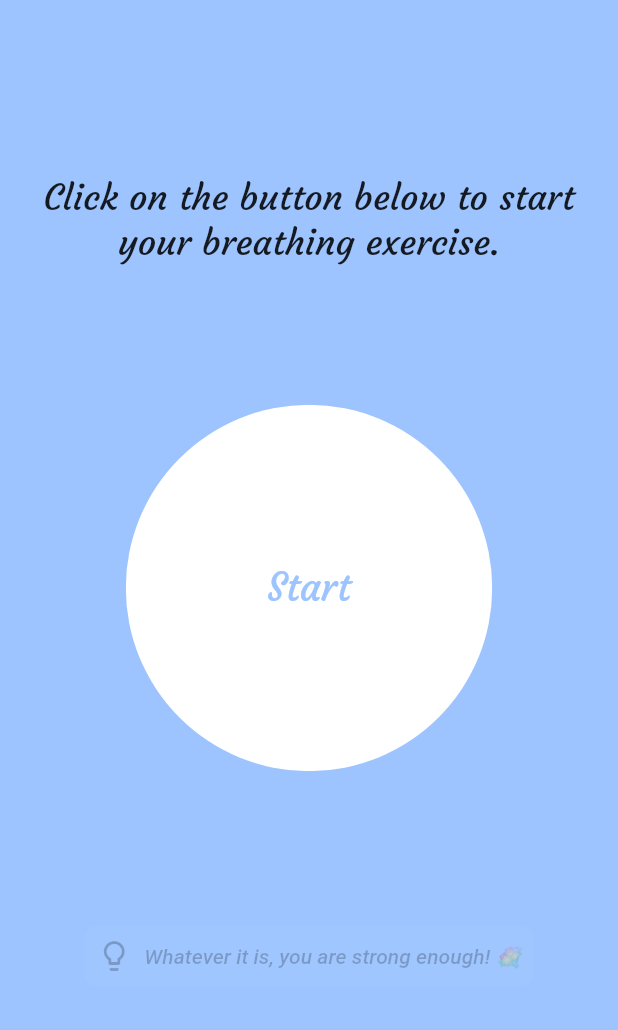
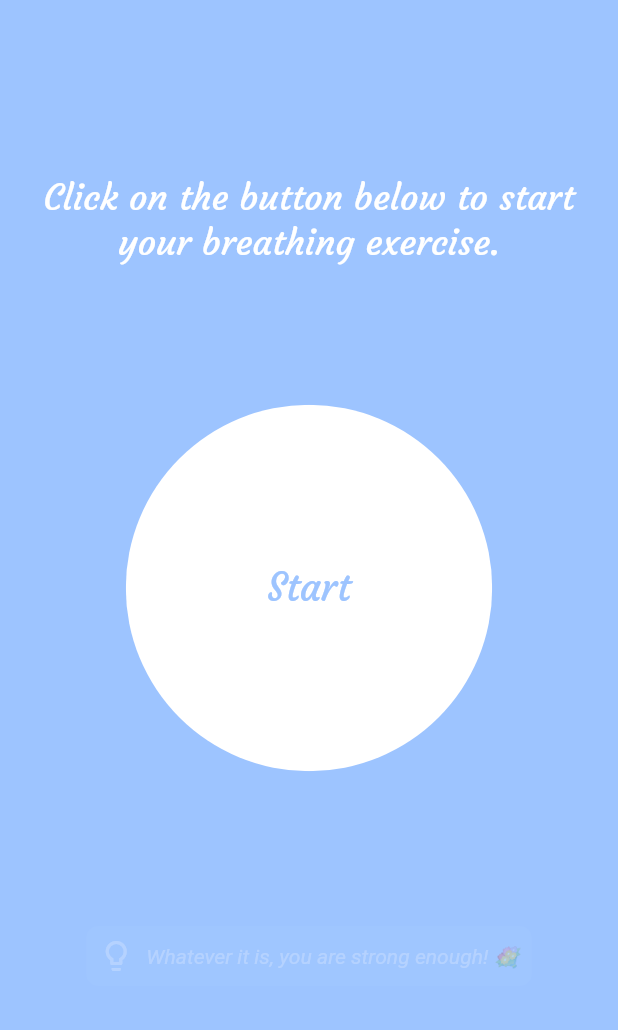
Before and after one commit to Cynnexis/tide, a Flutter app: the screen it shows after launch, on a phone screen of 412 x 824 dp, the part 72-1102 px from its top. Run offline on Flutter 3.47's test engine with Material 2 defaults, Android fonts, the phone set to English and light mode, and no system bars; our stand-ins replace args, flutter_settings_screens, shared_preferences, synchronized, universal_io, yaml; missing offline and left inert: dart:html, system_settings; generated files the repository leaves out were written again.

Commit message:
:lipstick: Fix bug in light theme
* :art: Better text style management.

```diff
--- a/lib/page/breathing_exercise_page.dart
+++ b/lib/page/breathing_exercise_page.dart
@@ -88,6 +88,8 @@ class _BreathingExercisePageState extends State<BreathingExercisePage> {
 
         return true;
       },
+      child: DefaultTextStyle(
+        style: TideTheme.homeTextStyle,
         child: SafeArea(
           child: Scaffold(
             // Show app bar in web only
@@ -154,6 +156,9 @@ class _BreathingExercisePageState extends State<BreathingExercisePage> {
                             timerToString(snapshot.data!.remaining),
                             key: const Key(
                                 'tide_breathing_ex_remaining_time_text'),
+                            style: const TextStyle(
+                              color: TideTheme.homeTextColor,
+                            ),
                           );
                         },
                       );
@@ -165,7 +170,10 @@ class _BreathingExercisePageState extends State<BreathingExercisePage> {
                         children: <Widget>[
                           IconButton(
                             key: const Key('tide_breathing_ex_back_button'),
-                          icon: const Icon(Icons.arrow_back),
+                            icon: const Icon(
+                              Icons.arrow_back,
+                              color: TideTheme.homeTextColor,
+                            ),
                             onPressed: () {
                               Navigator.of(context).pop<void>();
                             },
@@ -179,6 +187,7 @@ class _BreathingExercisePageState extends State<BreathingExercisePage> {
             ),
           ),
         ),
+      ),
     );
   }
 
@@ -189,13 +198,19 @@ class _BreathingExercisePageState extends State<BreathingExercisePage> {
       child: _countdownTimer == null
           ? IconButton(
               key: const Key('tide_breathing_ex_start_timer'),
-              icon: const Icon(Icons.timer),
+              icon: const Icon(
+                Icons.timer,
+                color: TideTheme.homeTextColor,
+              ),
               onPressed: () => _showTimerDialog(context),
               tooltip: TideLocalizations.of(context)!.tapToActivateTimer,
             )
           : IconButton(
               key: const Key('tide_breathing_ex_stop_timer'),
-              icon: const Icon(Icons.stop),
+              icon: const Icon(
+                Icons.stop,
+                color: TideTheme.homeTextColor,
+              ),
               onPressed: clearCountdownTimer,
               tooltip: TideLocalizations.of(context)!.stopTimer,
             ),
--- a/lib/page/home_page.dart
+++ b/lib/page/home_page.dart
@@ -92,7 +92,9 @@ class _HomePageState extends State<HomePage>
 
   @override
   Widget build(BuildContext context) {
-    return Scaffold(
+    return DefaultTextStyle(
+      style: TideTheme.homeTextStyle,
+      child: Scaffold(
         appBar: PreferredSize(
           preferredSize: const Size.fromHeight(kToolbarHeight),
           child: FadeTransition(
@@ -136,8 +138,7 @@ class _HomePageState extends State<HomePage>
                                     TideLocalizations.of(context)!
                                         .homeDescription,
                                     textAlign: TextAlign.center,
-                                  style: const TextStyle(
-                                    fontFamily: TideTheme.homeFontFamily,
+                                    style: TideTheme.homeTextStyle.copyWith(
                                       fontSize: 24,
                                     ),
                                   ),
@@ -169,15 +170,14 @@ class _HomePageState extends State<HomePage>
                               splashColor: Colors.white70,
                               onTap: () => pushBreathingExercisePage(context),
                               child: SizedBox.square(
-                              key:
-                                  const Key('tide_home_start_button_sized_box'),
+                                key: const Key(
+                                    'tide_home_start_button_sized_box'),
                                 dimension: scale,
                                 child: Center(
                                   child: Text(
                                     TideLocalizations.of(context)!.startButton,
-                                  style: const TextStyle(
+                                    style: TideTheme.homeTextStyle.copyWith(
                                       color: TideTheme.primaryColor,
-                                    fontFamily: TideTheme.homeFontFamily,
                                       fontSize: 26,
                                     ),
                                   ),
@@ -196,7 +196,12 @@ class _HomePageState extends State<HomePage>
                           ) {
                             return SizedBox.fromSize(
                               size: constraints.biggest,
-                            child: const UserTips(key: Key('tide_home_tips')),
+                              child: const UserTips(
+                                key: Key('tide_home_tips'),
+                                style: TextStyle(
+                                  color: TideTheme.homeTextColor,
+                                ),
+                              ),
                             );
                           },
                         ),
@@ -205,6 +210,7 @@ class _HomePageState extends State<HomePage>
                   ),
                 );
               },
+            ),
           ),
         ),
       ),
--- a/lib/theme.dart
+++ b/lib/theme.dart
@@ -10,6 +10,12 @@ class TideTheme {
   static const Color defaultLightBackgroundColor = Color(0xFFFAFAFA);
 
   static const String homeFontFamily = 'Courgette';
+  static const Color homeTextColor = Colors.white;
+
+  static const TextStyle homeTextStyle = TextStyle(
+    fontFamily: homeFontFamily,
+    color: homeTextColor,
+  );
 
   static ThemeData getTheme([Brightness brightness = Brightness.light]) {
     ThemeData themeData = ThemeData(
--- a/lib/widget/user_tips.dart
+++ b/lib/widget/user_tips.dart
@@ -6,6 +6,7 @@ import 'package:flutter/material.dart';
 import 'package:flutter_gen/gen_l10n/tide_localizations.dart';
 import 'package:logging/logging.dart';
 import 'package:tide/page/settings_page.dart';
+import 'package:tide/theme.dart';
 import 'package:tide/utility/extension/list_extension.dart';
 import 'package:tide/utility/fullscreen/fullscreen.dart';
 import 'package:tide/widget/button_span.dart';
@@ -39,6 +40,13 @@ class UserTips extends StatelessWidget {
     );
   }
 
+  /// The default text style for the tips
+  TextStyle? getDefaultTextStyle(BuildContext context) =>
+      (style ??
+      Theme.of(context).textTheme.bodyText1)?.copyWith(
+            fontStyle: FontStyle.italic,
+          );
+
   List<Widget> buildTips(BuildContext context) {
     // List of widgets that will be returned
     final List<Widget> widgetTips = <Widget>[];
@@ -50,10 +58,7 @@ class UserTips extends StatelessWidget {
     const String splitPlaceholder = "{{##!PLACEHOLDER!##}}";
 
     // The default text style for the tips
-    final TextStyle? defaultTextStyle = style ??
-        Theme.of(context).textTheme.bodyText1?.copyWith(
-              fontStyle: FontStyle.italic,
-            );
+    final TextStyle? defaultTextStyle = getDefaultTextStyle(context);
 
     /// Add a new tip to the list [widgetTips] from a string and a [widget].
     ///
@@ -83,9 +88,10 @@ class UserTips extends StatelessWidget {
         ),
         softWrap: true,
         overflow: TextOverflow.fade,
+        style: defaultTextStyle,
       );
 
-      widgetTips.add(buildTipTile(tipWidget, key: key));
+      widgetTips.add(buildTipTile(context, tipWidget, key: key));
     }
 
     // Add the fullscreen tip only in web
@@ -97,6 +103,7 @@ class UserTips extends StatelessWidget {
         widgetPlaceholder: WidgetSpan(
           child: Hotkey(
             shortcut: 'F11',
+            style: const TextStyle(color: TideTheme.homeTextColor),
             onPressed: () {
               try {
                 toggleFullscreen();
@@ -137,7 +144,10 @@ class UserTips extends StatelessWidget {
           onTap: () {
             Navigator.of(context).pushNamed<void>(SettingsPage.routeName);
           },
-          leading: const Icon(Icons.settings),
+          leading: const Icon(
+            Icons.settings,
+            color: TideTheme.homeTextColor,
+          ),
           child: Text(TideLocalizations.of(context)!.settings),
           alignment: PlaceholderAlignment.middle,
         ),
@@ -147,6 +157,7 @@ class UserTips extends StatelessWidget {
 
     // Add "You'll be okay! 🌺" tip
     widgetTips.add(buildTipTile(
+      context,
       Text(
         TideLocalizations.of(context)!.youWillBeOkayTip,
         style: defaultTextStyle,
@@ -156,6 +167,7 @@ class UserTips extends StatelessWidget {
 
     // Add "You made it there, you can do it! 🌻" tip
     widgetTips.add(buildTipTile(
+      context,
       Text(
         TideLocalizations.of(context)!.youMadeItThereTip,
         style: defaultTextStyle,
@@ -165,6 +177,7 @@ class UserTips extends StatelessWidget {
 
     // Add "Whatever it is, you're strong enough! 💐" tip
     widgetTips.add(buildTipTile(
+      context,
       Text(
         TideLocalizations.of(context)!.youAreStrongEnough,
         style: defaultTextStyle,
@@ -178,7 +191,11 @@ class UserTips extends StatelessWidget {
     return widgetTips;
   }
 
-  Widget buildTipTile(final Widget tipWidget, {final Key? key}) {
+  Widget buildTipTile(
+    final BuildContext context,
+    final Widget tipWidget, {
+    final Key? key,
+  }) {
     return Container(
       key: key,
       decoration: BoxDecoration(
@@ -192,7 +209,10 @@ class UserTips extends StatelessWidget {
           crossAxisAlignment: CrossAxisAlignment.center,
           mainAxisSize: MainAxisSize.min,
           children: <Widget>[
-            const Icon(Icons.lightbulb_outline_rounded),
+            Icon(
+              Icons.lightbulb_outline_rounded,
+              color: getDefaultTextStyle(context)?.color,
+            ),
             const SizedBox(width: 8),
             Flexible(child: tipWidget),
           ],
```
Lines whose indentation alone changed are shown as unchanged.
